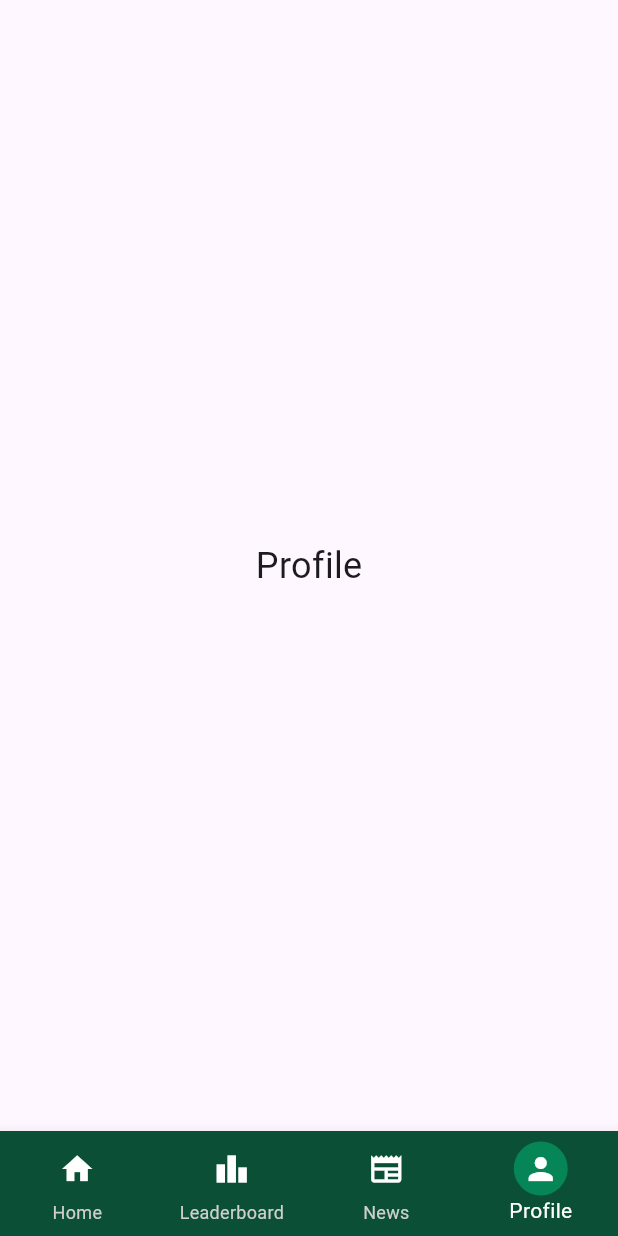
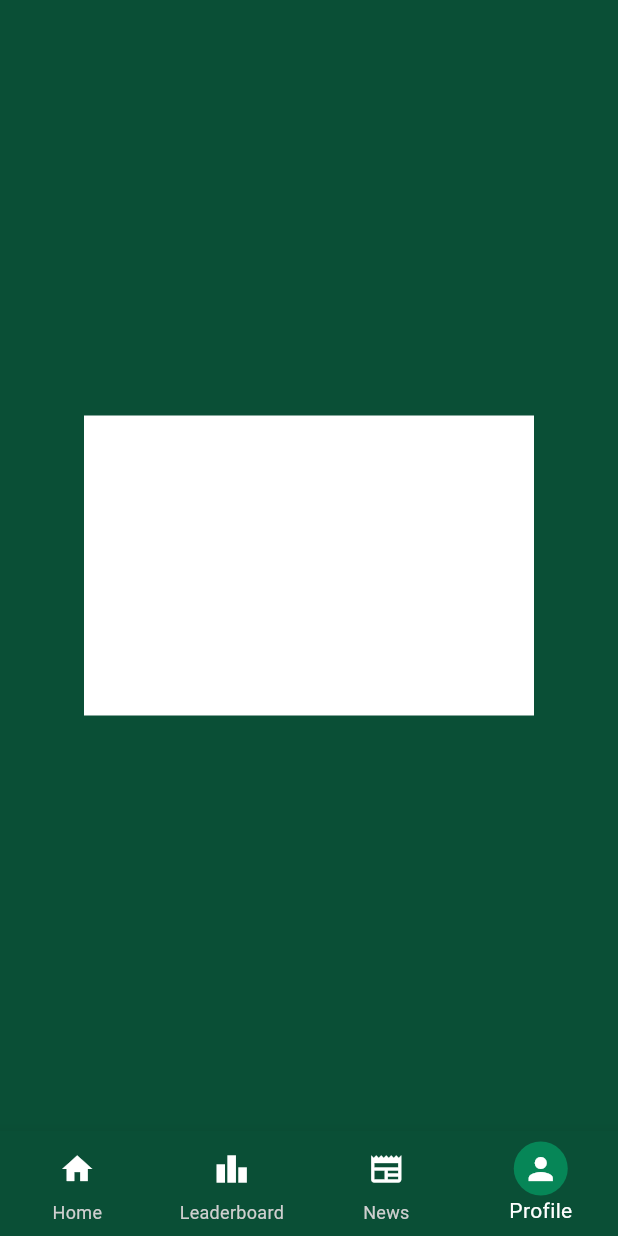
Before and after one commit to CR1SI/CarbonFootPrinters, a Flutter app: the screen it shows after launch, item 4 of the bottom bar chosen, on a phone screen of 412 x 824 dp. Run offline on Flutter 3.47's test engine with Material 3 defaults, Android fonts, the phone set to English and light mode, and no system bars.

Commit message:
Update profile_screen.dart

```diff
--- a/front-end/carbon_foot_printer/lib/profile_screen.dart
+++ b/front-end/carbon_foot_printer/lib/profile_screen.dart
@@ -5,10 +5,16 @@ class ProfileScreen extends StatelessWidget {
 
   @override
   Widget build(BuildContext context) {
-    return const Center(
-      child: Text(
-        'Profile',
-        style: TextStyle(fontSize: 24),
+    return Scaffold(
+      backgroundColor: const Color.fromARGB(255, 10, 79, 54),
+      body: Center(
+        child: Container(
+          width: 300,
+          height: 200,
+          decoration: BoxDecoration(
+            color: Colors.white,
+        ),
+        ),
       ),
     );
   }
```
